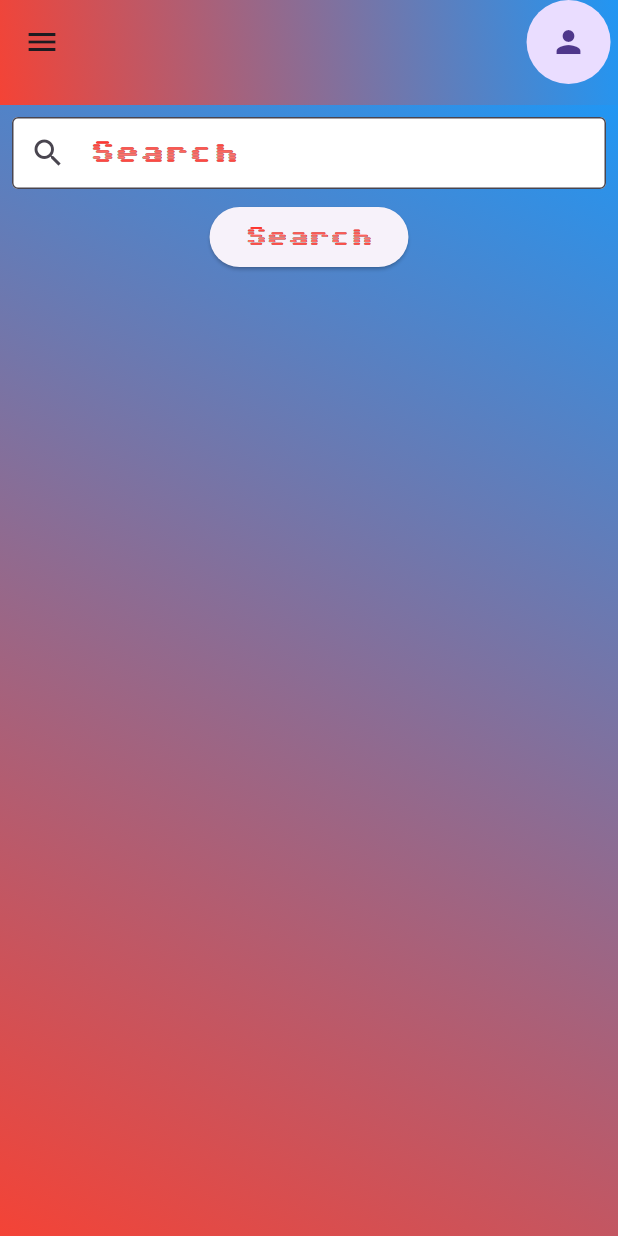
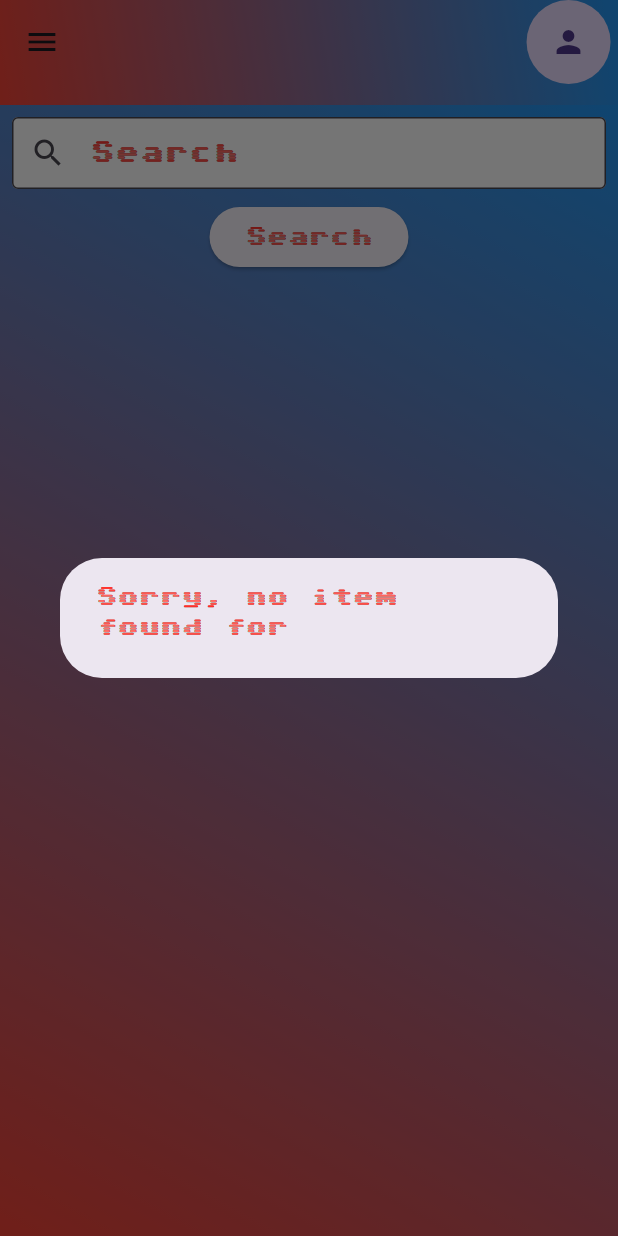
Before and after one commit to AbuMukhlef/cubit_test, a Flutter app: the MenuScreen screen opened directly, after a tap on "Search", on a phone screen of 412 x 824 dp. Run offline on Flutter 3.47's test engine with Material 3 defaults, Android fonts, the phone set to English and light mode, and no system bars; our stand-ins replace easy_localization, flutter_bloc, flutter_dotenv, sizer, supabase_flutter; accounts and stored records are empty.

Commit message:
Update menu_screen.dart
ADD AlertDialog

```diff
--- a/lib/screen/menu/menu_screen.dart
+++ b/lib/screen/menu/menu_screen.dart
@@ -14,7 +14,18 @@ class MenuScreen extends StatelessWidget {
       create: (context) => MenuCubit(),
       child: Builder(builder: (context) {
         final cubit = context.read<MenuCubit>();
-        return Scaffold(
+        return BlocListener<MenuCubit, MenuState>(
+          listener: (context, state) {
+            if (state is UpdateUIState) {
+              showDialog(
+                context: context,
+                builder: (context) => AlertDialog(
+                  content: Text('Sorry, no item found for ${state.search}'),
+                ),
+              );
+            }
+          },
+          child: Scaffold(
             appBar: PreferredSize(
               preferredSize: const Size.fromHeight(70),
               child: Container(
@@ -58,7 +69,8 @@ class MenuScreen extends StatelessWidget {
                       create: (context) => MenuCubit(),
                       child: ElevatedButton(
                           onPressed: () {
-                          cubit.searchText(controller: cubit.searchController);
+                            cubit.searchText(
+                                controller: cubit.searchController);
                           },
                           child: Text(
                             'Search',
@@ -69,6 +81,7 @@ class MenuScreen extends StatelessWidget {
                 ),
               ),
             ),
+          ),
         );
       }),
     );
```
Lines whose indentation alone changed are shown as unchanged.
